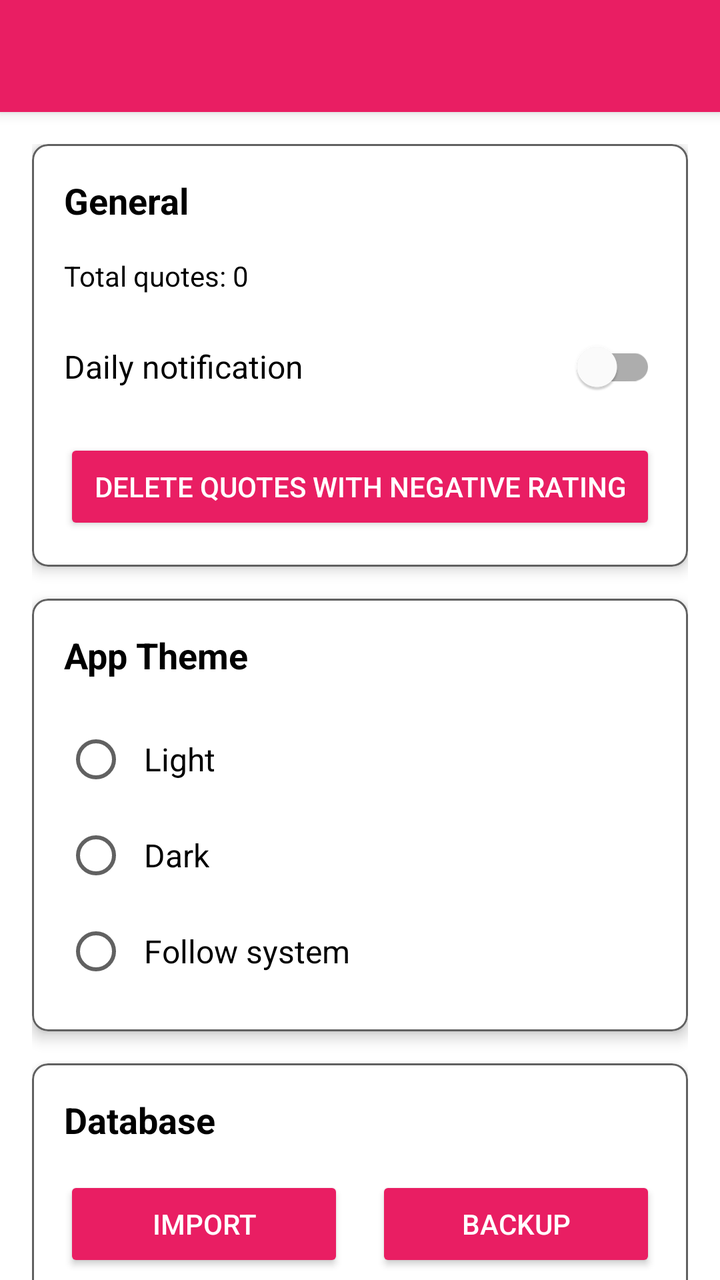
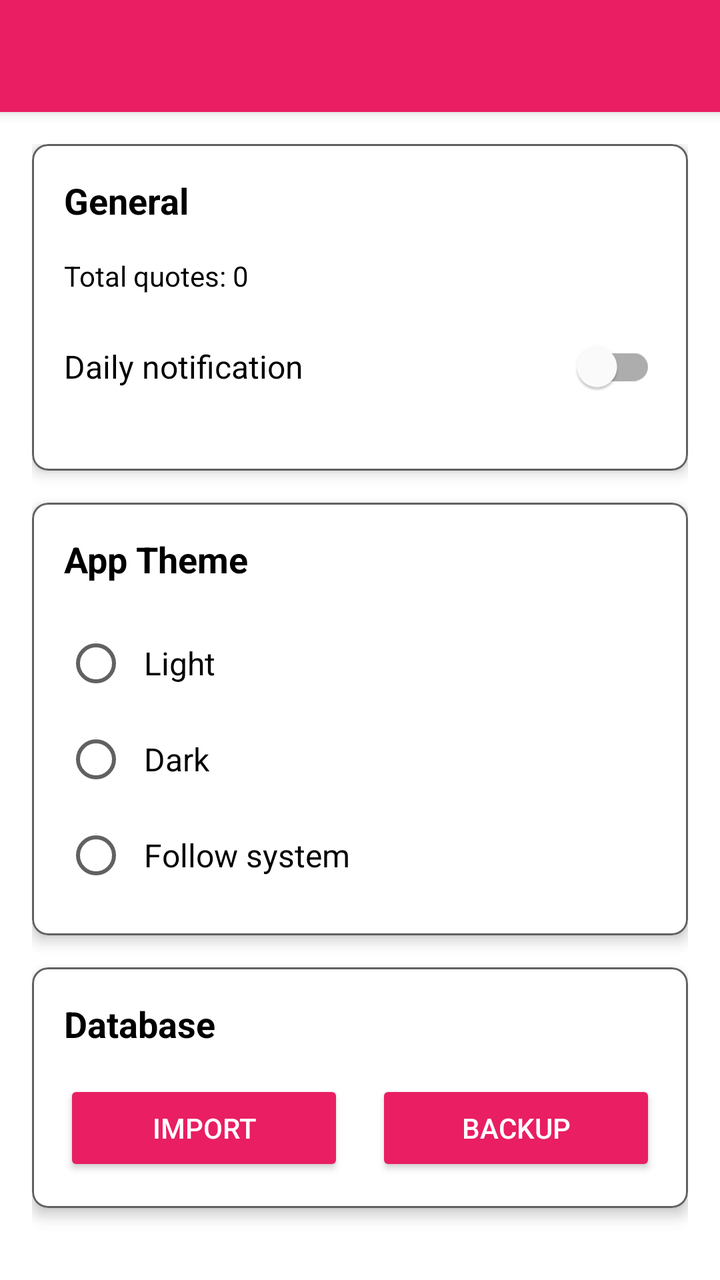

Two renders of the same Android screen: before a commit and after it. Below are the layout's source before the change and the commit's diff.
<!-- AndroidManifest.xml: activity theme Theme.MyQuotes.NoActionBar -->
<!-- res/layout/activity_settings.xml -->
<?xml version="1.0" encoding="utf-8"?>
<androidx.coordinatorlayout.widget.CoordinatorLayout xmlns:android="http://schemas.android.com/apk/res/android"
    xmlns:app="http://schemas.android.com/apk/res-auto"
    android:layout_width="match_parent"
    android:layout_height="match_parent">

    <com.google.android.material.appbar.AppBarLayout
        android:layout_width="match_parent"
        android:layout_height="wrap_content"
        android:theme="@style/ThemeOverlay.MyApp.Toolbar">

        <androidx.appcompat.widget.Toolbar
            android:id="@+id/toolbar"
            android:layout_width="match_parent"
            android:layout_height="?attr/actionBarSize"
            android:background="?attr/colorPrimary"
            app:popupTheme="@style/ThemeOverlay.AppCompat.Light" />

    </com.google.android.material.appbar.AppBarLayout>

    <androidx.core.widget.NestedScrollView
        android:layout_width="match_parent"
        android:layout_height="match_parent"
        app:layout_behavior="@string/appbar_scrolling_view_behavior">

        <LinearLayout
            android:layout_width="match_parent"
            android:layout_height="wrap_content"
            android:orientation="vertical"
            android:padding="16dp">

            <com.google.android.material.card.MaterialCardView
                app:strokeWidth="1dp"
                app:strokeColor="?android:attr/textColorSecondary"
                android:layout_width="match_parent"
                android:layout_height="wrap_content"
                android:layout_marginBottom="16dp"
                app:cardCornerRadius="8dp"
                app:cardElevation="4dp"
                app:cardBackgroundColor="?attr/colorSurface">

                <LinearLayout
                    android:layout_width="match_parent"
                    android:layout_height="wrap_content"
                    android:orientation="vertical"
                    android:padding="16dp">

                    <TextView
                        android:layout_width="wrap_content"
                        android:layout_height="wrap_content"
                        android:text="General"
                        android:textSize="18sp"
                        android:textStyle="bold"
                        android:textColor="?android:attr/textColorPrimary"
                        android:layout_marginBottom="16dp" />

                    
                    <TextView
                        android:id="@+id/quote_count_text"
                        android:layout_width="wrap_content"
                        android:layout_height="wrap_content"
                        android:text="Total quotes: 0"
                        android:textSize="14sp"
                        android:textColor="?android:attr/textColorPrimary"
                        android:layout_marginBottom="12dp" />

                    
                    <LinearLayout
                        android:layout_width="match_parent"
                        android:layout_height="wrap_content"
                        android:orientation="horizontal"
                        android:gravity="center_vertical"
                        android:layout_marginBottom="12dp">

                        <TextView
                            android:layout_width="0dp"
                            android:layout_height="wrap_content"
                            android:layout_weight="1"
                            android:text="Daily notification"
                            android:textSize="16sp"
                            android:textColor="?android:attr/textColorPrimary" />

                        <com.google.android.material.switchmaterial.SwitchMaterial
                            android:id="@+id/switch_daily_notification"
                            android:layout_width="wrap_content"
                            android:layout_height="wrap_content" />

                    </LinearLayout>

                    
                    <Button
                        android:id="@+id/btn_delete_negative_quotes"
                        android:layout_width="match_parent"
                        android:layout_height="wrap_content"
                        android:text="Delete quotes with negative rating"
                        android:textColor="?attr/colorOnPrimary"
                        android:backgroundTint="?attr/colorPrimary" />

                </LinearLayout>

            </com.google.android.material.card.MaterialCardView>

            
            <com.google.android.material.card.MaterialCardView
                app:strokeWidth="1dp"
                app:strokeColor="?android:attr/textColorSecondary"
                android:layout_width="match_parent"
                android:layout_height="wrap_content"
                android:layout_marginBottom="16dp"
                app:cardCornerRadius="8dp"
                app:cardElevation="4dp"
                app:cardBackgroundColor="?attr/colorSurface">

                <LinearLayout
                    android:layout_width="match_parent"
                    android:layout_height="wrap_content"
                    android:orientation="vertical"
                    android:padding="16dp">

                    <TextView
                        android:layout_width="wrap_content"
                        android:layout_height="wrap_content"
                        android:text="App Theme"
                        android:textSize="18sp"
                        android:textStyle="bold"
                        android:textColor="?android:attr/textColorPrimary"
                        android:layout_marginBottom="16dp" />

                    <RadioGroup
                        android:id="@+id/radio_group_theme"
                        android:layout_width="match_parent"
                        android:layout_height="wrap_content"
                        android:orientation="vertical">

                        <RadioButton
                            android:id="@+id/radio_theme_light"
                            android:layout_width="match_parent"
                            android:layout_height="wrap_content"
                            android:text="Light"
                            android:textSize="16sp"
                            android:textColor="?android:attr/textColorPrimary"
                            android:padding="8dp" />

                        <RadioButton
                            android:id="@+id/radio_theme_dark"
                            android:layout_width="match_parent"
                            android:layout_height="wrap_content"
                            android:text="Dark"
                            android:textSize="16sp"
                            android:textColor="?android:attr/textColorPrimary"
                            android:padding="8dp" />

                        <RadioButton
                            android:id="@+id/radio_theme_system"
                            android:layout_width="match_parent"
                            android:layout_height="wrap_content"
                            android:text="Follow system"
                            android:textSize="16sp"
                            android:textColor="?android:attr/textColorPrimary"
                            android:padding="8dp" />

                    </RadioGroup>

                </LinearLayout>

            </com.google.android.material.card.MaterialCardView>

            <com.google.android.material.card.MaterialCardView
                app:strokeWidth="1dp"
                app:strokeColor="?android:attr/textColorSecondary"
                android:layout_width="match_parent"
                android:layout_height="wrap_content"
                android:layout_marginBottom="16dp"
                app:cardCornerRadius="8dp"
                app:cardElevation="4dp">

                <LinearLayout
                    android:layout_width="match_parent"
                    android:layout_height="wrap_content"
                    android:orientation="vertical"
                    android:padding="16dp">

                    <TextView
                        android:layout_width="wrap_content"
                        android:layout_height="wrap_content"
                        android:text="Database"
                        android:textSize="18sp"
                        android:textStyle="bold"
                        android:layout_marginBottom="16dp"
                        android:textColor="?android:attr/textColorPrimary"/>

                    <LinearLayout
                        android:layout_width="match_parent"
                        android:layout_height="wrap_content"
                        android:orientation="horizontal"
                        android:gravity="center">

                        <Button
                            android:id="@+id/btn_import"
                            android:layout_width="0dp"
                            android:layout_height="wrap_content"
                            android:layout_weight="1"
                            android:layout_marginEnd="8dp"
                            android:text="Import"
                            android:textColor="?attr/colorOnPrimary"
                            android:backgroundTint="?attr/colorPrimary" />

                        <Button
                            android:id="@+id/btn_export"
                            android:layout_width="0dp"
                            android:layout_height="wrap_content"
                            android:layout_weight="1"
                            android:layout_marginStart="8dp"
                            android:text="Backup"
                            android:textColor="?attr/colorOnPrimary"
                            android:backgroundTint="?attr/colorPrimary" />

                    </LinearLayout>

                </LinearLayout>

            </com.google.android.material.card.MaterialCardView>

        </LinearLayout>

    </androidx.core.widget.NestedScrollView>

</androidx.coordinatorlayout.widget.CoordinatorLayout>
<!-- resources referenced by this layout -->
<resources>
  <style name="ThemeOverlay.MyApp.Toolbar" parent="ThemeOverlay.AppCompat.Dark.ActionBar">
          <item name="android:textColorSecondary">?attr/colorOnPrimary</item>
          <item name="colorControlNormal">?attr/colorOnPrimary</item>
      </style>
  <style name="Theme.MyQuotes.NoActionBar">
          <item name="windowActionBar">false</item>
          <item name="windowNoTitle">true</item>
      </style>
</resources>

<!-- the commit's change to res/layout/activity_settings.xml (unified diff, before → after) -->
@@ -86,15 +86,6 @@
                             android:layout_height="wrap_content" />
 
                     </LinearLayout>
-
-                    
-                    <Button
-                        android:id="@+id/btn_delete_negative_quotes"
-                        android:layout_width="match_parent"
-                        android:layout_height="wrap_content"
-                        android:text="Delete quotes with negative rating"
-                        android:textColor="?attr/colorOnPrimary"
-                        android:backgroundTint="?attr/colorPrimary" />
 
                 </LinearLayout>
 
